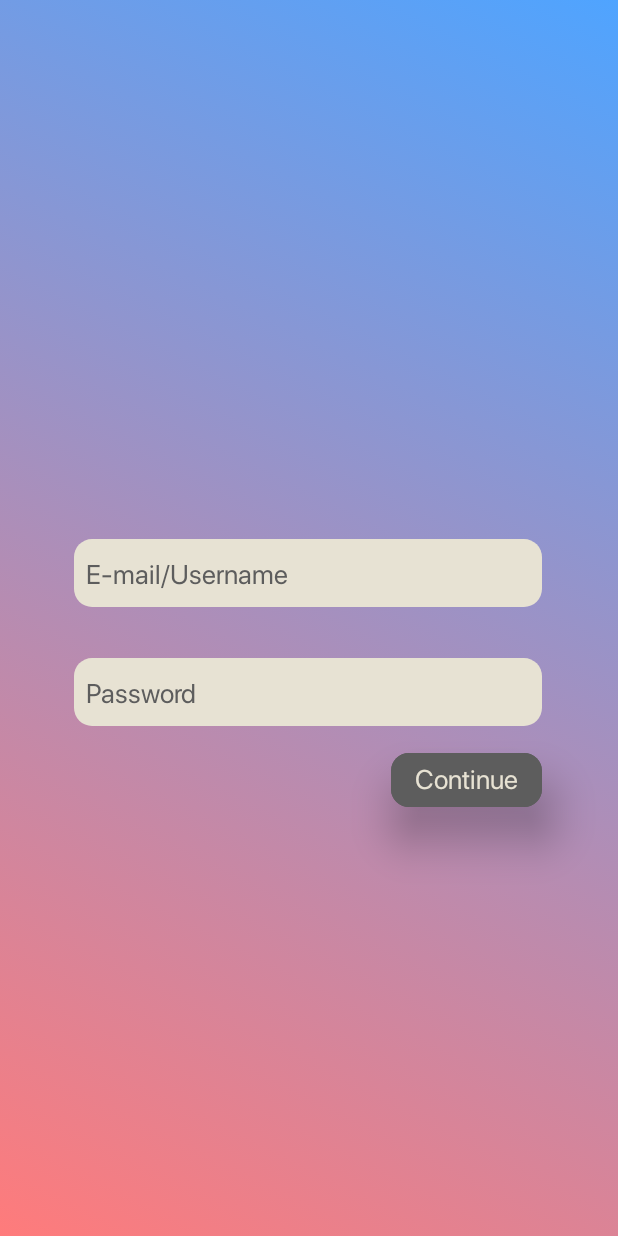
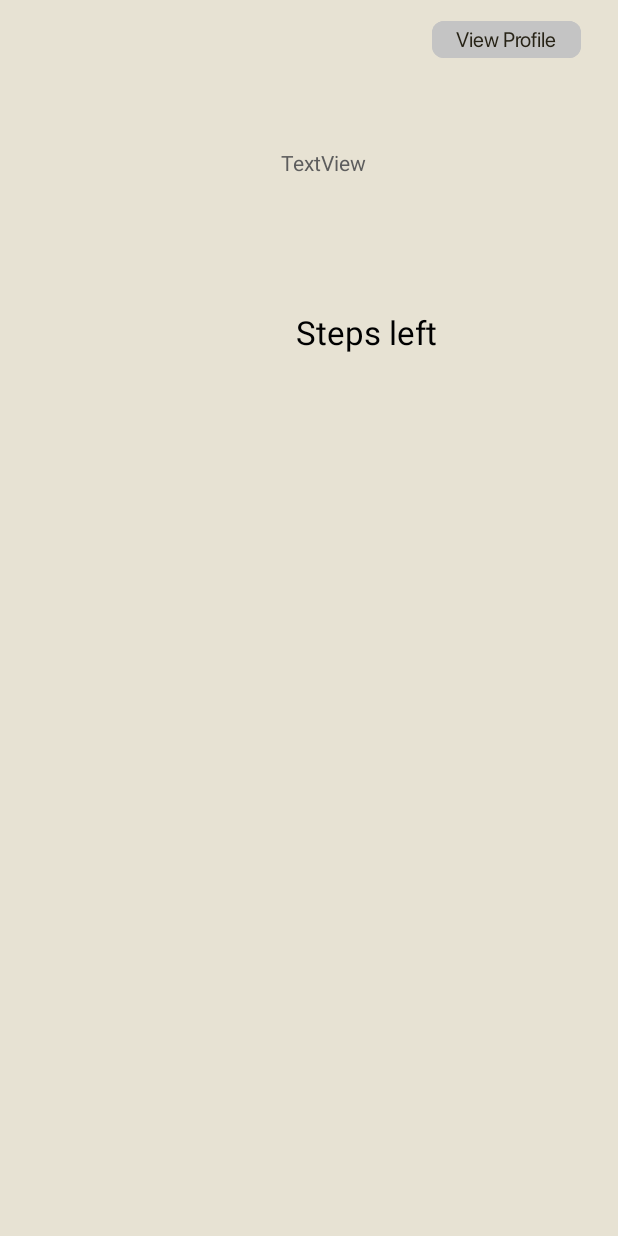
Before and after one commit to EE5-IoT16/ee5-mobile, an Android app: the screen it shows after launch (LoginActivity before the commit, OverviewActivity after it), after a tap on "Continue", on a phone screen of 412 x 824 dp. Run offline under Robolectric (Android 15) with nearby library versions, the phone set to English and light mode, and no system bars.

Commit message:
changed input text to tv in overview xml

```diff
--- a/app/src/main/AndroidManifest.xml
+++ b/app/src/main/AndroidManifest.xml
@@ -16,6 +16,7 @@
                 <category android:name="android.intent.category.LAUNCHER" />
             </intent-filter>
         </activity>
+        <activity android:name=".OverviewActivity" />
     </application>
 
 </manifest>
--- a/app/src/main/java/com/ee5/mobile/LoginActivity.java
+++ b/app/src/main/java/com/ee5/mobile/LoginActivity.java
@@ -25,6 +25,7 @@ public class LoginActivity extends AppCompatActivity {
 
         continue_btn.setOnClickListener(v -> {
             Intent intent = new Intent(LoginActivity.this, OverviewActivity.class);
+            startActivity(intent);
         });
     }
 }
--- a/app/src/main/java/com/ee5/mobile/OverviewActivity.java
+++ b/app/src/main/java/com/ee5/mobile/OverviewActivity.java
@@ -14,7 +14,7 @@ public class OverviewActivity extends AppCompatActivity {
     @Override
     protected void onCreate(Bundle savedInstanceState) {
         super.onCreate(savedInstanceState);
-        setContentView(R.layout.activity_login);
+        setContentView(R.layout.activity_overview);
 
         ConstraintLayout constraintLayout = findViewById(R.id.overview_layout);
 
@@ -23,6 +23,8 @@ public class OverviewActivity extends AppCompatActivity {
 
         viewProfile_btn.setOnClickListener(v -> {
             Intent intent = new Intent(OverviewActivity.this, ProfileActivity.class);
+            startActivity(intent);
+
         });
 
     }
--- a/app/src/main/res/layout/activity_overview.xml
+++ b/app/src/main/res/layout/activity_overview.xml
@@ -40,7 +40,7 @@
         app:layout_constraintEnd_toEndOf="@+id/viewProfile_Btn"
         app:layout_constraintTop_toBottomOf="@+id/viewProfile_Btn" />
 
-    <EditText
+    <TextView
         android:id="@+id/stepsleft_text"
         android:layout_width="110dp"
         android:layout_height="47dp"
@@ -53,13 +53,12 @@
         app:layout_constraintStart_toEndOf="@+id/stepsLeft_num"
         app:layout_constraintTop_toBottomOf="@+id/quote_tv" />
 
-    <EditText
+    <TextView
         android:id="@+id/stepsLeft_num"
         android:layout_width="93dp"
         android:layout_height="46dp"
         android:layout_marginStart="104dp"
         android:ems="10"
-        android:inputType="number"
         app:layout_constraintBottom_toBottomOf="@+id/stepsleft_text"
         app:layout_constraintStart_toStartOf="parent"
         app:layout_constraintTop_toTopOf="@+id/stepsleft_text"
```
